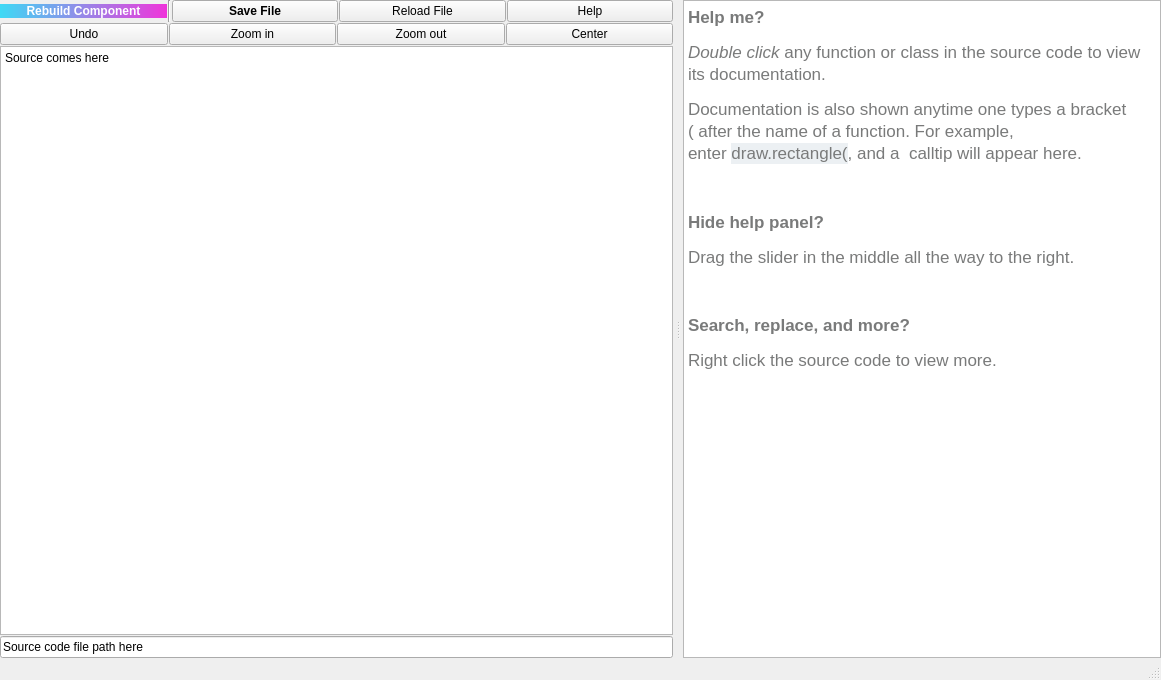
This is qiskit_metal/_gui/edit_source_ui.ui in qiskit-community/qiskit-metal as Qt 5 draws it before an edit. The edited form follows.
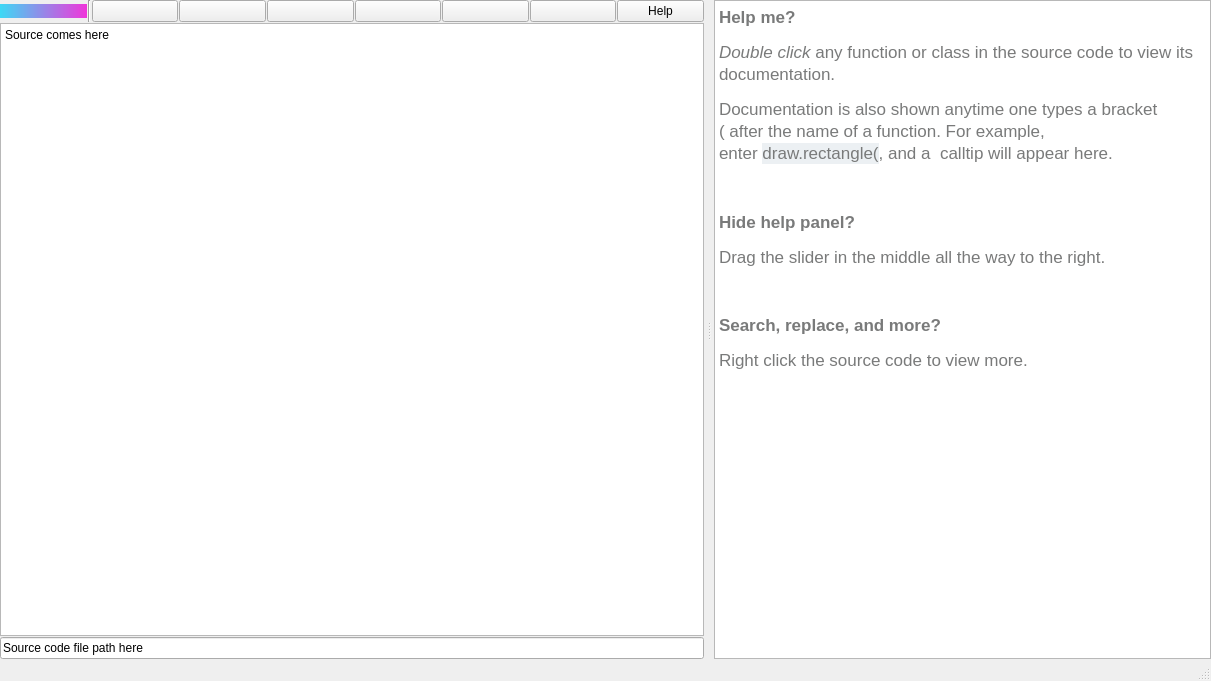
This is the edited form. Icons and pictures are not drawn. Custom widgets are drawn as their Qt base class.

Diff of the .ui file:
```diff
--- a/qiskit_metal/_gui/edit_source_ui.ui
+++ b/qiskit_metal/_gui/edit_source_ui.ui
@@ -6,8 +6,8 @@
    <rect>
     <x>0</x>
     <y>0</y>
-    <width>1161</width>
-    <height>680</height>
+    <width>1211</width>
+    <height>681</height>
    </rect>
   </property>
   <property name="font">
@@ -79,7 +79,7 @@
 color: rgb(255, 255, 255);</string>
             </property>
             <property name="text">
-             <string>Rebuild Component</string>
+             <string/>
             </property>
             <property name="icon">
              <iconset resource="main_window_rc.qrc">
@@ -87,8 +87,8 @@
             </property>
             <property name="iconSize">
              <size>
-              <width>20</width>
-              <height>20</height>
+              <width>16</width>
+              <height>16</height>
              </size>
             </property>
             <property name="shortcut">
@@ -103,6 +103,48 @@
             </property>
            </widget>
           </item>
+          <item>
+           <widget class="QPushButton" name="zoomin">
+            <property name="toolTip">
+             <string>Zoom In</string>
+            </property>
+            <property name="text">
+             <string/>
+            </property>
+            <property name="icon">
+             <iconset resource="main_window_rc.qrc">
+              <normaloff>:/plot/zoom_in_large</normaloff>:/plot/zoom_in_large</iconset>
+            </property>
+           </widget>
+          </item>
+          <item>
+           <widget class="QPushButton" name="zoomout">
+            <property name="toolTip">
+             <string>Zoom Out</string>
+            </property>
+            <property name="text">
+             <string/>
+            </property>
+            <property name="icon">
+             <iconset resource="main_window_rc.qrc">
+              <normaloff>:/plot/zoom_out_large</normaloff>:/plot/zoom_out_large</iconset>
+            </property>
+           </widget>
+          </item>
+          <item>
+           <widget class="QPushButton" name="undo">
+            <property name="toolTip">
+             <string>Undo</string>
+            </property>
+            <property name="text">
+             <string/>
+            </property>
+            <property name="icon">
+             <iconset resource="main_window_rc.qrc">
+              <normaloff>:/plot/undo</normaloff>:/plot/undo</iconset>
+            </property>
+           </widget>
+          </item>
           <item>
            <widget class="QPushButton" name="btn_save">
             <property name="font">
@@ -112,17 +154,20 @@
               <bold>true</bold>
              </font>
             </property>
-            <property name="text">
+            <property name="toolTip">
              <string>Save File</string>
             </property>
+            <property name="text">
+             <string/>
+            </property>
             <property name="icon">
              <iconset resource="main_window_rc.qrc">
               <normaloff>:/save</normaloff>:/save</iconset>
             </property>
             <property name="iconSize">
              <size>
-              <width>20</width>
-              <height>20</height>
+              <width>16</width>
+              <height>16</height>
              </size>
             </property>
             <property name="shortcut">
@@ -132,97 +177,73 @@
           </item>
           <item>
            <widget class="QPushButton" name="btn_reload">
-            <property name="text">
+            <property name="toolTip">
              <string>Reload File</string>
             </property>
+            <property name="text">
+             <string/>
+            </property>
             <property name="icon">
              <iconset resource="main_window_rc.qrc">
               <normaloff>:/refresh</normaloff>:/refresh</iconset>
             </property>
             <property name="iconSize">
              <size>
-              <width>20</width>
-              <height>20</height>
+              <width>16</width>
+              <height>16</height>
              </size>
-            </property>
-           </widget>
-          </item>
-          <item>
-           <widget class="QPushButton" name="pushButtonHideHelp">
-            <property name="text">
-             <string>Help</string>
-            </property>
-            <property name="icon">
-             <iconset resource="main_window_rc.qrc">
-              <normaloff>:/basic/info_help</normaloff>:/basic/info_help</iconset>
-            </property>
-            <property name="iconSize">
-             <size>
-              <width>20</width>
-              <height>20</height>
-             </size>
-            </property>
-           </widget>
-          </item>
-         </layout>
-        </item>
-        <item>
-         <layout class="QHBoxLayout" name="horizontalLayout">
-          <property name="bottomMargin">
-           <number>0</number>
-          </property>
-          <item>
-           <widget class="QPushButton" name="undo">
-            <property name="text">
-             <string>Undo</string>
-            </property>
-            <property name="icon">
-             <iconset resource="main_window_rc.qrc">
-              <normaloff>:/delete</normaloff>:/delete</iconset>
-            </property>
-           </widget>
-          </item>
-          <item>
-           <widget class="QPushButton" name="zoomin">
-            <property name="text">
-             <string>Zoom in</string>
-            </property>
-            <property name="icon">
-             <iconset resource="main_window_rc.qrc">
-              <normaloff>:/plot/zoom</normaloff>:/plot/zoom</iconset>
-            </property>
-           </widget>
-          </item>
-          <item>
-           <widget class="QPushButton" name="zoomout">
-            <property name="text">
-             <string>Zoom out</string>
-            </property>
-            <property name="icon">
-             <iconset resource="main_window_rc.qrc">
-              <normaloff>:/plot/zoom_out</normaloff>:/plot/zoom_out</iconset>
             </property>
            </widget>
           </item>
           <item>
            <widget class="QPushButton" name="center">
-            <property name="text">
+            <property name="toolTip">
              <string>Center</string>
             </property>
+            <property name="text">
+             <string/>
+            </property>
             <property name="icon">
              <iconset resource="main_window_rc.qrc">
-              <normaloff>:/plot/zoom_target</normaloff>:/plot/zoom_target</iconset>
+              <normaloff>:/plot/center</normaloff>:/plot/center</iconset>
+            </property>
+           </widget>
+          </item>
+          <item>
+           <widget class="QPushButton" name="pushButtonHideHelp">
+            <property name="toolTip">
+             <string>Help</string>
+            </property>
+            <property name="text">
+             <string>Help</string>
+            </property>
+            <property name="icon">
+             <iconset resource="main_window_rc.qrc">
+              <normaloff>:/plot/questionmark_black</normaloff>:/plot/questionmark_black</iconset>
+            </property>
+            <property name="iconSize">
+             <size>
+              <width>16</width>
+              <height>16</height>
+             </size>
             </property>
            </widget>
           </item>
          </layout>
         </item>
         <item>
-         <widget class="MetalSourceEditor" name="src_editor">
-          <property name="plainText">
-           <string>Source comes here</string>
+         <layout class="QHBoxLayout" name="horizontalLayout">
+          <property name="bottomMargin">
+           <number>0</number>
           </property>
-         </widget>
+          <item>
+           <widget class="MetalSourceEditor" name="src_editor">
+            <property name="plainText">
+             <string>Source comes here</string>
+            </property>
+           </widget>
+          </item>
+         </layout>
         </item>
         <item>
          <widget class="QLineEdit" name="lineSrcPath">
@@ -265,16 +286,16 @@
            <string>&lt;!DOCTYPE HTML PUBLIC &quot;-//W3C//DTD HTML 4.0//EN&quot; &quot;http://www.w3.org/TR/REC-html40/strict.dtd&quot;&gt;
 &lt;html&gt;&lt;head&gt;&lt;meta name=&quot;qrichtext&quot; content=&quot;1&quot; /&gt;&lt;title&gt;Help&lt;/title&gt;&lt;style type=&quot;text/css&quot;&gt;
 p, li { white-space: pre-wrap; }
-&lt;/style&gt;&lt;/head&gt;&lt;body style=&quot; font-family:'Arial'; font-size:8.1pt; font-weight:400; font-style:normal;&quot;&gt;
-&lt;p style=&quot; margin-top:12px; margin-bottom:12px; margin-left:0px; margin-right:0px; -qt-block-indent:0; text-indent:0px; line-height:22.4px; background-color:#ffffff;&quot;&gt;&lt;span style=&quot; font-family:'Arial'; font-size:13pt; font-weight:600; color:#797a7a; background-color:#ffffff;&quot;&gt;Help me?&lt;/span&gt;&lt;/p&gt;
-&lt;p style=&quot; margin-top:12px; margin-bottom:12px; margin-left:0px; margin-right:0px; -qt-block-indent:0; text-indent:0px; line-height:22.4px; background-color:#ffffff;&quot;&gt;&lt;span style=&quot; font-family:'Arial'; font-size:13pt; font-style:italic; color:#797a7a; background-color:#ffffff;&quot;&gt;Double click &lt;/span&gt;&lt;span style=&quot; font-family:'Arial'; font-size:13pt; color:#797a7a; background-color:#ffffff;&quot;&gt;any function or class in the source code to view its documentation. &lt;/span&gt;&lt;/p&gt;
-&lt;p style=&quot; margin-top:12px; margin-bottom:12px; margin-left:0px; margin-right:0px; -qt-block-indent:0; text-indent:0px; line-height:22.4px; background-color:#ffffff;&quot;&gt;&lt;span style=&quot; font-family:'Arial'; font-size:13pt; color:#797a7a; background-color:#ffffff;&quot;&gt;Documentation is also shown anytime one types&lt;/span&gt;&lt;span style=&quot; font-family:'Arial'; font-size:13pt; color:#797a7a;&quot;&gt; a bracket &lt;/span&gt;&lt;span style=&quot; font-family:'Monaco'; font-size:13pt; color:#797a7a;&quot;&gt;(&lt;/span&gt;&lt;span style=&quot; font-family:'Arial'; font-size:13pt; color:#797a7a;&quot;&gt; after the name of a function. &lt;/span&gt;&lt;span style=&quot; font-family:'Arial'; font-size:13pt; color:#797a7a; background-color:#ffffff;&quot;&gt;For example, enter&lt;/span&gt;&lt;span style=&quot; font-family:'Arial'; font-size:13pt; color:#797a7a;&quot;&gt; &lt;/span&gt;&lt;span style=&quot; font-family:'Arial'; font-size:13pt; color:#797a7a; background-color:#ecf0f3;&quot;&gt;draw.rectangle(&lt;/span&gt;&lt;span style=&quot; font-family:'Arial'; font-size:13pt; color:#797a7a;&quot;&gt;, and a  calltip will appear here.&lt;/span&gt;&lt;/p&gt;
-&lt;p style=&quot;-qt-paragraph-type:empty; margin-top:12px; margin-bottom:12px; margin-left:0px; margin-right:0px; -qt-block-indent:0; text-indent:0px; line-height:22.4px; font-family:'Arial'; font-size:13pt; color:#797a7a; background-color:#ffffff;&quot;&gt;&lt;br /&gt;&lt;/p&gt;
-&lt;p style=&quot; margin-top:12px; margin-bottom:12px; margin-left:0px; margin-right:0px; -qt-block-indent:0; text-indent:0px; line-height:22.4px; background-color:#ffffff;&quot;&gt;&lt;span style=&quot; font-family:'Arial'; font-size:13pt; font-weight:600; color:#797a7a;&quot;&gt;Hide help panel? &lt;/span&gt;&lt;/p&gt;
-&lt;p style=&quot; margin-top:12px; margin-bottom:12px; margin-left:0px; margin-right:0px; -qt-block-indent:0; text-indent:0px; line-height:22.4px; background-color:#ffffff;&quot;&gt;&lt;span style=&quot; font-family:'Arial'; font-size:13pt; color:#797a7a;&quot;&gt;Drag the slider in the middle all the way to the right. &lt;/span&gt;&lt;/p&gt;
-&lt;p style=&quot;-qt-paragraph-type:empty; margin-top:12px; margin-bottom:12px; margin-left:0px; margin-right:0px; -qt-block-indent:0; text-indent:0px; line-height:22.4px; font-family:'Arial'; font-size:13pt; color:#797a7a; background-color:#ffffff;&quot;&gt;&lt;br /&gt;&lt;/p&gt;
-&lt;p style=&quot; margin-top:12px; margin-bottom:12px; margin-left:0px; margin-right:0px; -qt-block-indent:0; text-indent:0px; line-height:22.4px; background-color:#ffffff;&quot;&gt;&lt;span style=&quot; font-family:'Arial'; font-size:13pt; font-weight:600; color:#797a7a;&quot;&gt;Search, replace, and more?&lt;/span&gt;&lt;/p&gt;
-&lt;p style=&quot; margin-top:12px; margin-bottom:12px; margin-left:0px; margin-right:0px; -qt-block-indent:0; text-indent:0px; line-height:22.4px; background-color:#ffffff;&quot;&gt;&lt;span style=&quot; font-family:'Arial'; font-size:13pt; color:#797a7a;&quot;&gt;Right click the source code to view more.&lt;/span&gt;&lt;/p&gt;&lt;/body&gt;&lt;/html&gt;</string>
+&lt;/style&gt;&lt;/head&gt;&lt;body style=&quot; font-family:'Arial'; font-size:13pt; font-weight:400; font-style:normal;&quot;&gt;
+&lt;p style=&quot; margin-top:12px; margin-bottom:12px; margin-left:0px; margin-right:0px; -qt-block-indent:0; text-indent:0px; line-height:22.4px; background-color:#ffffff;&quot;&gt;&lt;span style=&quot; font-weight:600; color:#797a7a; background-color:#ffffff;&quot;&gt;Help me?&lt;/span&gt;&lt;/p&gt;
+&lt;p style=&quot; margin-top:12px; margin-bottom:12px; margin-left:0px; margin-right:0px; -qt-block-indent:0; text-indent:0px; line-height:22.4px; background-color:#ffffff;&quot;&gt;&lt;span style=&quot; font-style:italic; color:#797a7a; background-color:#ffffff;&quot;&gt;Double click &lt;/span&gt;&lt;span style=&quot; color:#797a7a; background-color:#ffffff;&quot;&gt;any function or class in the source code to view its documentation. &lt;/span&gt;&lt;/p&gt;
+&lt;p style=&quot; margin-top:12px; margin-bottom:12px; margin-left:0px; margin-right:0px; -qt-block-indent:0; text-indent:0px; line-height:22.4px; background-color:#ffffff;&quot;&gt;&lt;span style=&quot; color:#797a7a; background-color:#ffffff;&quot;&gt;Documentation is also shown anytime one types&lt;/span&gt;&lt;span style=&quot; color:#797a7a;&quot;&gt; a bracket &lt;/span&gt;&lt;span style=&quot; font-family:'Monaco'; color:#797a7a;&quot;&gt;(&lt;/span&gt;&lt;span style=&quot; color:#797a7a;&quot;&gt; after the name of a function. &lt;/span&gt;&lt;span style=&quot; color:#797a7a; background-color:#ffffff;&quot;&gt;For example, enter&lt;/span&gt;&lt;span style=&quot; color:#797a7a;&quot;&gt; &lt;/span&gt;&lt;span style=&quot; color:#797a7a; background-color:#ecf0f3;&quot;&gt;draw.rectangle(&lt;/span&gt;&lt;span style=&quot; color:#797a7a;&quot;&gt;, and a  calltip will appear here.&lt;/span&gt;&lt;/p&gt;
+&lt;p style=&quot;-qt-paragraph-type:empty; margin-top:12px; margin-bottom:12px; margin-left:0px; margin-right:0px; -qt-block-indent:0; text-indent:0px; line-height:22.4px; color:#797a7a; background-color:#ffffff;&quot;&gt;&lt;br /&gt;&lt;/p&gt;
+&lt;p style=&quot; margin-top:12px; margin-bottom:12px; margin-left:0px; margin-right:0px; -qt-block-indent:0; text-indent:0px; line-height:22.4px; background-color:#ffffff;&quot;&gt;&lt;span style=&quot; font-weight:600; color:#797a7a;&quot;&gt;Hide help panel? &lt;/span&gt;&lt;/p&gt;
+&lt;p style=&quot; margin-top:12px; margin-bottom:12px; margin-left:0px; margin-right:0px; -qt-block-indent:0; text-indent:0px; line-height:22.4px; background-color:#ffffff;&quot;&gt;&lt;span style=&quot; color:#797a7a;&quot;&gt;Drag the slider in the middle all the way to the right. &lt;/span&gt;&lt;/p&gt;
+&lt;p style=&quot;-qt-paragraph-type:empty; margin-top:12px; margin-bottom:12px; margin-left:0px; margin-right:0px; -qt-block-indent:0; text-indent:0px; line-height:22.4px; color:#797a7a; background-color:#ffffff;&quot;&gt;&lt;br /&gt;&lt;/p&gt;
+&lt;p style=&quot; margin-top:12px; margin-bottom:12px; margin-left:0px; margin-right:0px; -qt-block-indent:0; text-indent:0px; line-height:22.4px; background-color:#ffffff;&quot;&gt;&lt;span style=&quot; font-weight:600; color:#797a7a;&quot;&gt;Search, replace, and more?&lt;/span&gt;&lt;/p&gt;
+&lt;p style=&quot; margin-top:12px; margin-bottom:12px; margin-left:0px; margin-right:0px; -qt-block-indent:0; text-indent:0px; line-height:22.4px; background-color:#ffffff;&quot;&gt;&lt;span style=&quot; color:#797a7a;&quot;&gt;Right click the source code to view more.&lt;/span&gt;&lt;/p&gt;&lt;/body&gt;&lt;/html&gt;</string>
           </property>
          </widget>
         </item>
```
Left out of the diff: 7 changed lines with no effect on the pictures.
